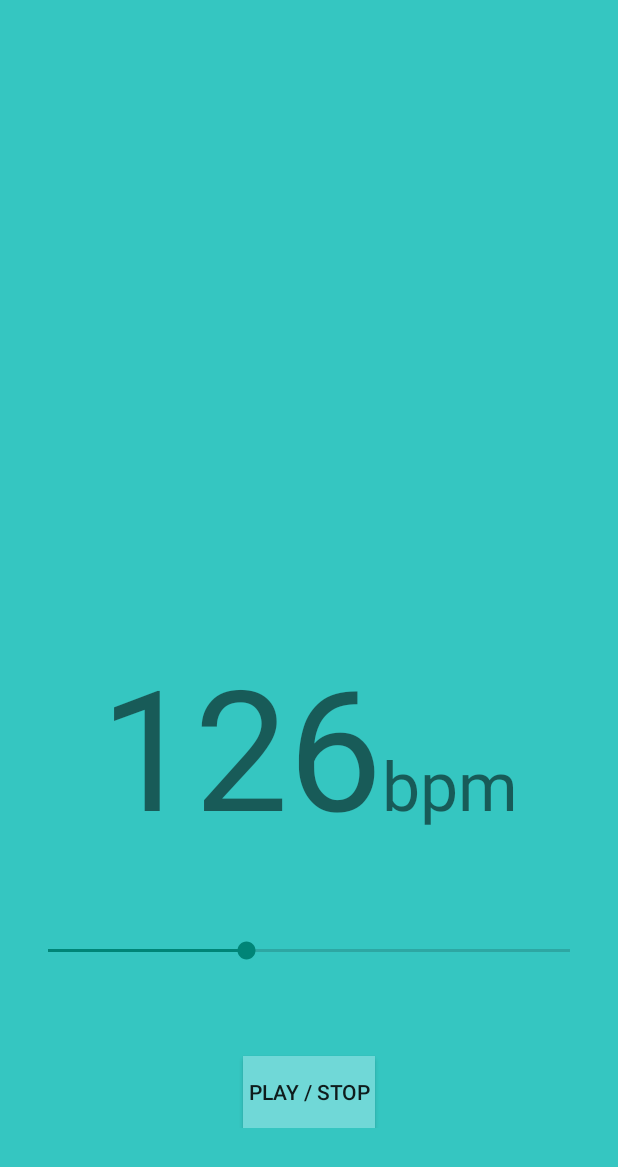
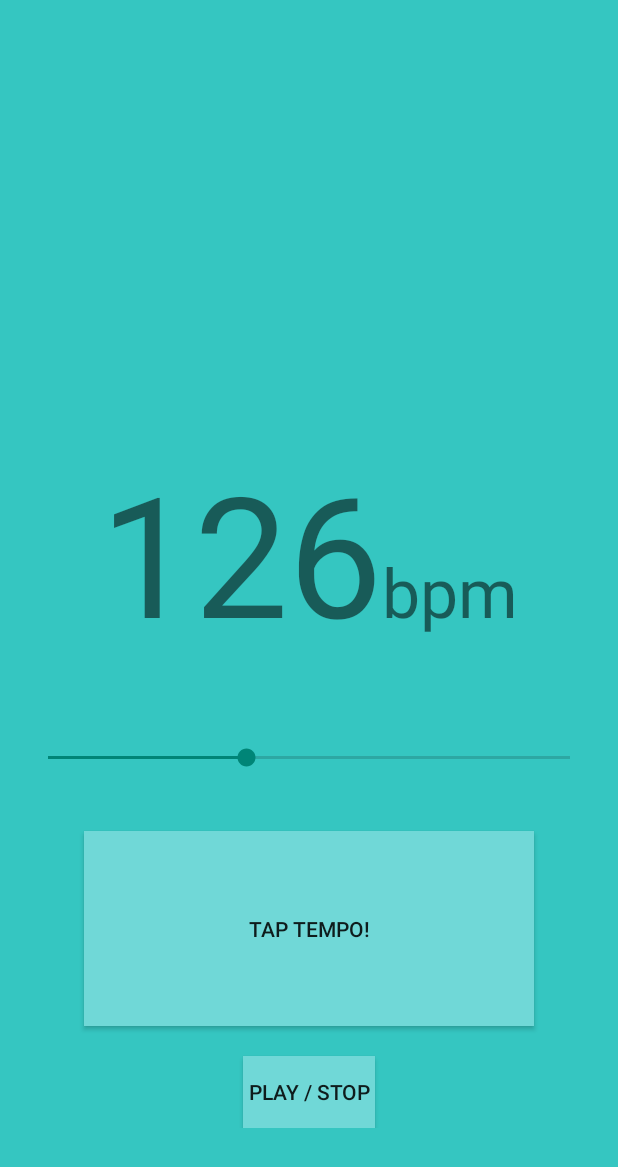
Before and after one commit to mkozakov/metronome-sync, an Android app: the screen it shows after launch (MainActivity), on a phone screen of 412 x 824 dp. Shown: the top 1167 px of the screen. Run offline under Robolectric (Android 15) with nearby library versions, the phone set to English and light mode, and no system bars.

Commit message:
Added tap tempo functionality

```diff
--- a/Metronome-Sync/mobile/src/main/res/layout/fragment_main.xml
+++ b/Metronome-Sync/mobile/src/main/res/layout/fragment_main.xml
@@ -46,14 +46,25 @@
             android:layout_alignParentStart="true" />
 
         <Button
+            android:id="@+id/tap_tempo_btn"
+            android:layout_width="300dp"
+            android:layout_height="130dp"
+            android:text="@string/tap_tempo"
+            android:layout_marginTop="40dp"
+            android:layout_centerHorizontal="true"
+            android:background="#70D8D7"
+            android:clickable="true" />
+
+        <Button
             android:id="@+id/play_stop_btn"
             android:layout_width="wrap_content"
             android:layout_height="wrap_content"
             android:text="@string/play_stop"
-            android:layout_marginTop="61dp"
+            android:layout_marginTop="20dp"
             android:layout_centerHorizontal="true"
             android:background="#70D8D7"
             android:clickable="true" />
 
+
     </LinearLayout>
 </RelativeLayout>
--- a/Metronome-Sync/mobile/src/main/res/values/strings.xml
+++ b/Metronome-Sync/mobile/src/main/res/values/strings.xml
@@ -7,5 +7,6 @@
     <string name="play_stop">Play / Stop</string>
     <string name="action_settings">Settings</string>
     <string name="title_activity_main">MainActivity</string>
+    <string name="tap_tempo">Tap Tempo!</string>
 
 </resources>
```
Also changed, not shown: Metronome-Sync/mobile/src/main/java/orangutap/com/metronomesync/MainActivity.java (+101 -4 lines).
